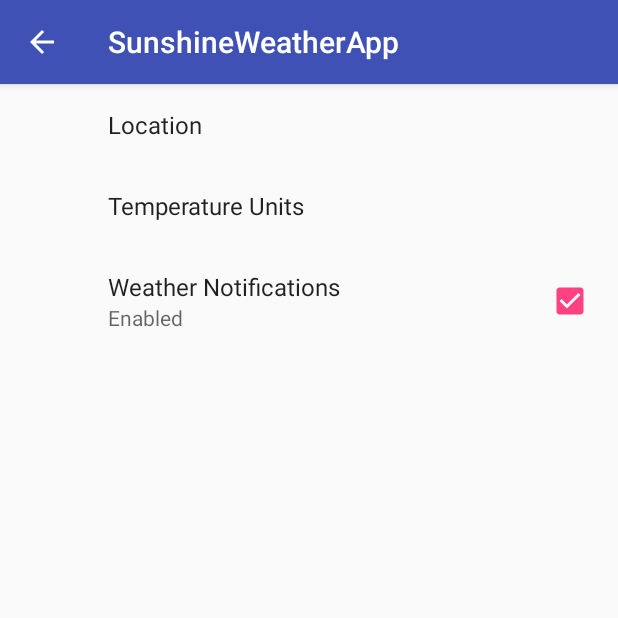
After one commit to HazemKhaledIbnAlwalid/SunshineWeatherApp, an Android app: the SettingsActivity screen opened directly, with no data from a screen before it, on a phone screen of 412 x 824 dp, the top half of it. The commit adds this screen. Run offline under Robolectric (Android 15) with nearby library versions, the phone set to English and light mode, and no system bars; our stand-ins replace androidx.preference.

Commit message:
recyclerView and settings Added to the app

```diff
--- a/app/build.gradle
+++ b/app/build.gradle
@@ -17,13 +17,16 @@ android {
         }
     }
     // Enable the data binding in the app
-    dataBinding.enabled=true
+    dataBinding.enabled = true
 }
 
 dependencies {
     implementation fileTree(dir: 'libs', include: ['*.jar'])
     implementation 'com.android.support:appcompat-v7:27.1.1'
     implementation 'com.android.support.constraint:constraint-layout:1.1.3'
+    implementation 'com.android.support:preference-v7:27.1.1'
+    implementation 'com.android.support:recyclerview-v7:27.1.1'
+
     testImplementation 'junit:junit:4.12'
     androidTestImplementation 'com.android.support.test:runner:1.0.2'
     androidTestImplementation 'com.android.support.test.espresso:espresso-core:3.0.2'
--- /dev/null
+++ b/app/src/main/java/com/example/hazem/sunshineweatherapp/SettingsActivity.java
@@ -0,0 +1,31 @@
+package com.example.hazem.sunshineweatherapp;
+
+import android.support.v7.app.AppCompatActivity;
+import android.os.Bundle;
+import android.view.MenuItem;
+
+public class SettingsActivity extends AppCompatActivity {
+
+    @Override
+    protected void onCreate(Bundle savedInstanceState) {
+        super.onCreate(savedInstanceState);
+        setContentView(R.layout.activity_settings);
+
+        if(getSupportActionBar()!=null){
+            getSupportActionBar().setDisplayHomeAsUpEnabled(true);
+        }
+    }
+
+    @Override
+    public boolean onOptionsItemSelected(MenuItem item) {
+
+        int itemId = item.getItemId();
+
+        if(itemId == android.R.id.home){
+            onBackPressed();
+            return true;
+        }
+
+        return super.onOptionsItemSelected(item);
+    }
+}
--- /dev/null
+++ b/app/src/main/java/com/example/hazem/sunshineweatherapp/SettingsFragment.java
@@ -0,0 +1,73 @@
+package com.example.hazem.sunshineweatherapp;
+
+import android.content.SharedPreferences;
+import android.os.Bundle;
+import android.support.v7.preference.CheckBoxPreference;
+import android.support.v7.preference.ListPreference;
+import android.support.v7.preference.Preference;
+import android.support.v7.preference.PreferenceFragmentCompat;
+import android.support.v7.preference.PreferenceScreen;
+
+public class SettingsFragment extends PreferenceFragmentCompat
+        implements SharedPreferences.OnSharedPreferenceChangeListener{
+
+    @Override
+    public void onCreatePreferences(Bundle savedInstanceState, String rootKey) {
+        addPreferencesFromResource(R.xml.preference_general_settings);
+
+        PreferenceScreen preferenceScreen = getPreferenceScreen();
+        SharedPreferences sharedPreferences = preferenceScreen.getSharedPreferences();
+
+        int count = preferenceScreen.getPreferenceCount();
+        for (int i = 0; i < count; i++) {
+            Preference preference = preferenceScreen.getPreference(i);
+
+            if(!(preference instanceof CheckBoxPreference)){
+                String value = sharedPreferences.getString(preference.getKey(),"");
+                setPreferenceSummary(preference,value);
+            }
+        }
+    }
+
+    private void setPreferenceSummary(Preference preference,String value){
+
+        if(preference instanceof ListPreference){
+            ListPreference listPreference = (ListPreference)preference;
+            int prefIndex = listPreference.findIndexOfValue(value);
+            if(prefIndex >= 0){
+                // set the summary with the proper value
+                preference.setSummary(listPreference.getEntries()[prefIndex]);
+            }
+        }
+        else {
+            // otherwise
+            preference.setSummary(value);
+        }
+    }
+
+
+    @Override
+    public void onSharedPreferenceChanged(SharedPreferences sharedPreferences, String key) {
+        Preference preference = findPreference(key);
+        if(preference != null){
+            if(!(preference instanceof CheckBoxPreference)){
+                String value = sharedPreferences.getString(key,"");
+                setPreferenceSummary(preference,value);
+            }
+        }
+    }
+
+    @Override
+    public void onStart() {
+        super.onStart();
+        getPreferenceScreen().getSharedPreferences()
+                .registerOnSharedPreferenceChangeListener(this);
+    }
+
+    @Override
+    public void onStop() {
+        super.onStop();
+        getPreferenceScreen().getSharedPreferences()
+                .unregisterOnSharedPreferenceChangeListener(this);
+    }
+}
--- /dev/null
+++ b/app/src/main/res/values/arrays.xml
@@ -0,0 +1,14 @@
+<?xml version="1.0" encoding="utf-8"?>
+<resources>
+
+    <string-array name="pref_units_option">
+        <item>@string/pref_units_metric_title</item>
+        <item>@string/pref_units_imperial_title</item>
+    </string-array>
+
+    <string-array name="pref_units_value">
+        <item>@string/pref_units_metric</item>
+        <item>@string/pref_units_imperial</item>
+    </string-array>
+
+</resources>
--- /dev/null
+++ b/app/src/main/res/values/bools.xml
@@ -0,0 +1,4 @@
+<?xml version="1.0" encoding="utf-8"?>
+<resources>
+    <bool name="show_notifications_by_default">true</bool>
+</resources>
--- a/app/src/main/res/values/strings.xml
+++ b/app/src/main/res/values/strings.xml
@@ -3,6 +3,37 @@
     <!-- - - - - - - - - - - - - -->
     <!--Used by SunshineDateUtils-->
     <!-- - - - - - - - - - - - - -->
+
+    <!--For labelling items in preference_general_settings.xml-->
+    <!-- weather notification check box -->
+    <string name="pref_enable_notifications_key" translatable="false">enable_notifications</string>
+    <string name="pref_enable_notifications_title">Weather Notifications</string>
+    <string name="pref_enable_notifications_false">Not Enabled</string>
+    <string name="pref_enable_notifications_true">Enabled</string>
+    <!--measuring units list preference-->
+    <string name="pref_units_key" translatable="false">units</string>
+    <string name="pref_units_metric" translatable="false">celsius</string>
+    <string name="pref_units_imperial" translatable="false">Fahrenheit</string>
+    <string name="pref_units_title">Temperature Units</string>
+    <string name="pref_units_metric_title">Celsius</string>
+    <string name="pref_units_imperial_title">Fahrenheit</string>
+    <!--user location editText -->
+    <string name="pref_location_title">Location</string>
+    <string name="pref_location_key" translatable="false">location</string>
+    <string name="pref_location_default" translatable="false">Mountain View, CA 94043</string>
+
+
+
+    <!--For Toast Messages -->
+    <string name="no_map_app_on_your_device">You do not have an app for maps</string>
+
+    <!-- For labelling items in main.xml menu -->
+    <string name="action_map_location_title">Map Location</string>
+    <string name="action_settings_title">Settings</string>
+
+    <!-- For labelling items in details.xml menu -->
+    <string name="action_share_title">Share</string>
+    <string name="action_settings_title_details">Settings</string>
 
     <!-- For labelling today's forecast-->
     <string name="today">Today</string>
--- a/app/src/main/res/values/styles.xml
+++ b/app/src/main/res/values/styles.xml
@@ -6,6 +6,9 @@
         <item name="colorPrimary">@color/colorPrimary</item>
         <item name="colorPrimaryDark">@color/colorPrimaryDark</item>
         <item name="colorAccent">@color/colorAccent</item>
+
+        <!-- Used for settings preference theme (must be added or the app will crash) -->
+        <item name="preferenceTheme">@style/PreferenceThemeOverlay</item>
     </style>
 
 </resources>
--- /dev/null
+++ b/app/src/main/res/xml/preference_general_settings.xml
@@ -0,0 +1,29 @@
+<?xml version="1.0" encoding="utf-8"?>
+<PreferenceScreen
+    xmlns:android="http://schemas.android.com/apk/res/android">
+
+
+    <EditTextPreference
+        android:defaultValue="@string/pref_location_default"
+        android:title="@string/pref_location_title"
+        android:key="@string/pref_location_key"
+        android:singleLine="true"
+        android:inputType="text"/>
+
+
+    <ListPreference
+        android:defaultValue="@string/pref_units_metric"
+        android:title="@string/pref_units_title"
+        android:key="@string/pref_units_key"
+        android:entries="@array/pref_units_option"
+        android:entryValues="@array/pref_units_value" />
+
+    <CheckBoxPreference
+        android:defaultValue="@bool/show_notifications_by_default"
+        android:title="@string/pref_enable_notifications_title"
+        android:key="@string/pref_enable_notifications_key"
+        android:summaryOn="@string/pref_enable_notifications_true"
+        android:summaryOff="@string/pref_enable_notifications_false" />
+
+
+</PreferenceScreen>
```
Also changed, not shown: app/src/main/AndroidManifest.xml (+9 -3 lines), app/src/main/java/com/example/hazem/sunshineweatherapp/MainActivity.java (+123 -5 lines), app/src/main/java/com/example/hazem/sunshineweatherapp/RecyclerViewPack/ForecastAdapter.java (added, +76 -0 lines), app/src/main/java/com/example/hazem/sunshineweatherapp/data/SunshinePreferences.java (+14 -3 lines), app/src/main/res/layout/activity_main.xml (+4 -8 lines), app/src/main/res/layout/activity_settings.xml (added, +7 -0 lines), app/src/main/res/layout/main_list_item.xml (added, +21 -0 lines), app/src/main/res/menu/details.xml (added, +18 -0 lines), app/src/main/res/menu/main.xml (added, +17 -0 lines).
